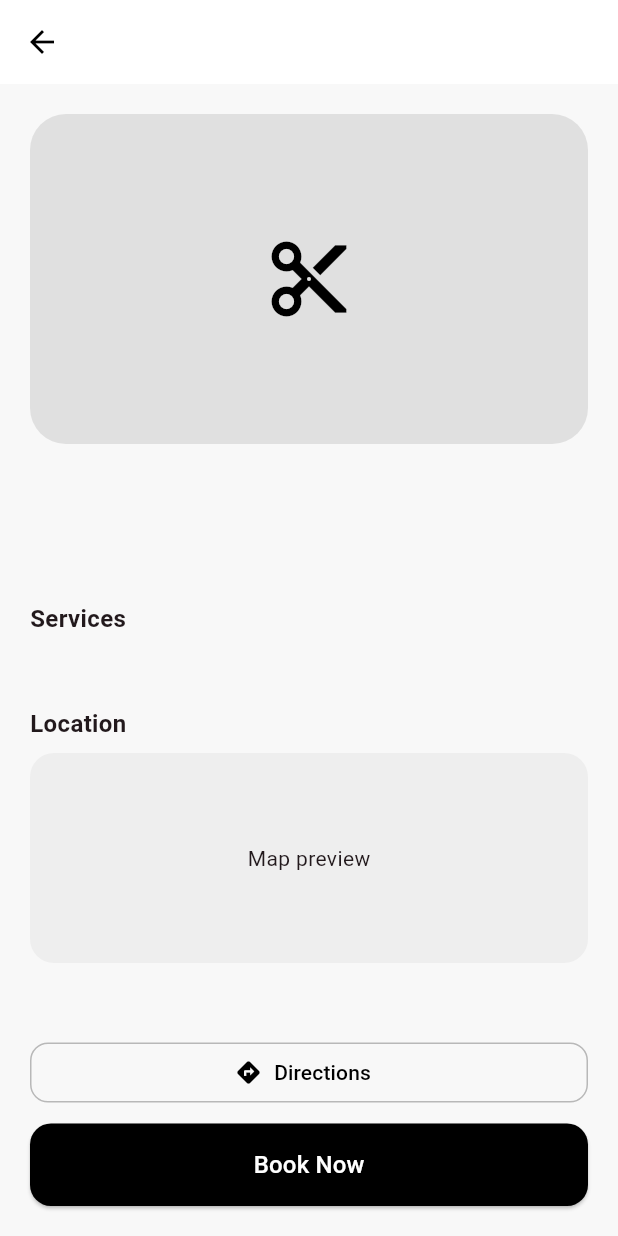
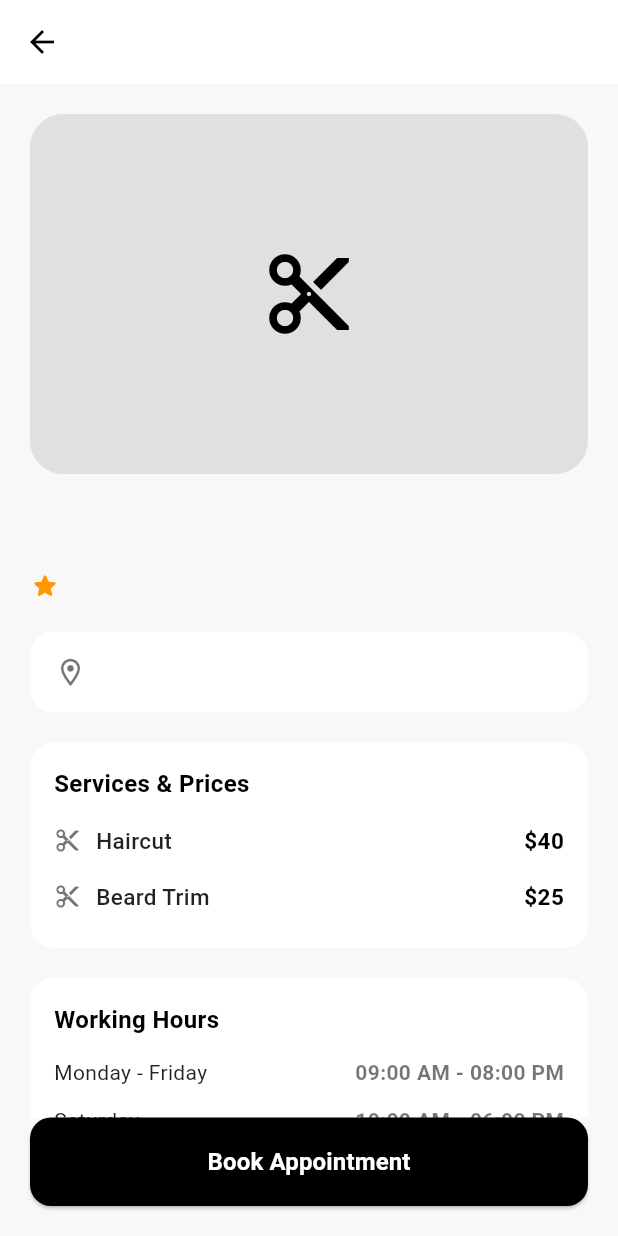
Before and after one commit to trtalotaibi-boop/kloof, a Flutter app: the BarberDetailsScreen screen opened directly with empty values, on a phone screen of 412 x 824 dp. Run offline on Flutter 3.47's test engine with Material 3 defaults, Android fonts, the phone set to English and light mode, and no system bars; our stand-ins replace bloc, cloud_firestore, dartz, equatable, firebase_auth, firebase_core and 1 more; accounts and stored records are empty; project files that could hold a hidden picture were left out.

```diff
--- a/lib/screens/barber_details_screen.dart
+++ b/lib/screens/barber_details_screen.dart
@@ -1,6 +1,4 @@
 import 'package:flutter/material.dart';
-import 'package:url_launcher/url_launcher.dart';
-import 'booking_screen.dart';
 
 class BarberDetailsScreen extends StatelessWidget {
   final String name;
@@ -22,29 +20,97 @@ class BarberDetailsScreen extends StatelessWidget {
     this.longitude,
   });
 
-  String _buildMapImageUrl() {
-    if (latitude != null && longitude != null) {
-      return 'https://maps.googleapis.com/maps/api/staticmap?center=$latitude,$longitude&zoom=14&size=600x300&markers=color:red%7C$latitude,$longitude';
-    }
-    return '';
+  List<String> _serviceNames() {
+    return services
+        .replaceAll('•', ',')
+        .split(',')
+        .map((item) => item.trim())
+        .where((item) => item.isNotEmpty)
+        .toList();
   }
 
-  Future<void> _openDirections() async {
-    final Uri uri;
-    if (latitude != null && longitude != null) {
-      uri = Uri.parse('https://www.google.com/maps/dir/?api=1&destination=$latitude,$longitude');
-    } else {
-      uri = Uri.parse('https://www.google.com/maps/search/?api=1&query=${Uri.encodeComponent(address)}');
+  String _priceForService(String service, int index) {
+    final lower = service.toLowerCase();
+    if (lower.contains('haircut')) return r'$40';
+    if (lower.contains('beard')) return r'$25';
+    if (lower.contains('shave')) return r'$20';
+    if (lower.contains('color')) return r'$35';
+    if (lower.contains('kids')) return r'$30';
+
+    final fallback = 25 + (index * 5);
+    return '\$$fallback';
   }
 
-    if (!await launchUrl(uri, mode: LaunchMode.externalApplication)) {
-      throw Exception('Could not open map');
+  Widget _sectionTitle(String title) {
+    return Text(
+      title,
+      style: const TextStyle(
+        fontSize: 16,
+        fontWeight: FontWeight.bold,
+        color: Colors.black,
+      ),
+    );
   }
+
+  Widget _serviceRow(String service, String price) {
+    return Padding(
+      padding: const EdgeInsets.symmetric(vertical: 8),
+      child: Row(
+        children: [
+          const Icon(Icons.content_cut, size: 18, color: Colors.black54),
+          const SizedBox(width: 10),
+          Expanded(
+            child: Text(
+              service,
+              style: const TextStyle(
+                fontSize: 15,
+                color: Colors.black87,
+                fontWeight: FontWeight.w500,
+              ),
+            ),
+          ),
+          Text(
+            price,
+            style: const TextStyle(
+              fontSize: 15,
+              color: Colors.black,
+              fontWeight: FontWeight.bold,
+            ),
+          ),
+        ],
+      ),
+    );
+  }
+
+  Widget _workingHourRow(String day, String hours) {
+    return Padding(
+      padding: const EdgeInsets.symmetric(vertical: 6),
+      child: Row(
+        children: [
+          Expanded(
+            child: Text(
+              day,
+              style: const TextStyle(fontSize: 14, color: Colors.black87),
+            ),
+          ),
+          Text(
+            hours,
+            style: const TextStyle(
+              fontSize: 14,
+              color: Colors.black54,
+              fontWeight: FontWeight.w600,
+            ),
+          ),
+        ],
+      ),
+    );
   }
 
   @override
   Widget build(BuildContext context) {
-    final mapImageUrl = _buildMapImageUrl();
+    final serviceList = _serviceNames().isEmpty
+        ? <String>['Haircut', 'Beard Trim']
+        : _serviceNames();
 
     return Scaffold(
       backgroundColor: const Color(0xFFF8F8F8),
@@ -52,147 +118,171 @@ class BarberDetailsScreen extends StatelessWidget {
         backgroundColor: Colors.white,
         elevation: 0,
         iconTheme: const IconThemeData(color: Colors.black),
-        title: Text(
-          name,
-          style: const TextStyle(color: Colors.black),
-        ),
+        title: Text(name, style: const TextStyle(color: Colors.black)),
       ),
       body: SafeArea(
-        child: Padding(
+        child: Column(
+          children: [
+            Expanded(
+              child: SingleChildScrollView(
                 padding: const EdgeInsets.all(20),
                 child: Column(
                   crossAxisAlignment: CrossAxisAlignment.start,
                   children: [
                     ClipRRect(
-                borderRadius: BorderRadius.circular(24),
+                      borderRadius: BorderRadius.circular(22),
                       child: imageUrl.isNotEmpty
                           ? Image.network(
                               imageUrl,
-                        height: 220,
+                              height: 240,
                               width: double.infinity,
                               fit: BoxFit.cover,
                             )
                           : Container(
-                        height: 220,
+                              height: 240,
                               width: double.infinity,
                               color: Colors.grey.shade300,
+                              alignment: Alignment.center,
                               child: const Icon(
                                 Icons.content_cut,
-                          size: 60,
+                                size: 64,
                                 color: Colors.black,
                               ),
                             ),
                     ),
-              const SizedBox(height: 20),
+                    const SizedBox(height: 18),
                     Text(
                       name,
                       style: const TextStyle(
-                  fontSize: 24,
+                        fontSize: 26,
                         fontWeight: FontWeight.bold,
+                        color: Colors.black,
                       ),
                     ),
                     const SizedBox(height: 8),
+                    Row(
+                      children: [
+                        const Icon(
+                          Icons.star_rounded,
+                          color: Colors.orange,
+                          size: 20,
+                        ),
+                        const SizedBox(width: 6),
                         Text(
                           rating,
                           style: const TextStyle(
                             color: Colors.orange,
                             fontWeight: FontWeight.bold,
-                  fontSize: 16,
+                            fontSize: 15,
+                          ),
+                        ),
+                      ],
+                    ),
+                    const SizedBox(height: 20),
+                    Container(
+                      padding: const EdgeInsets.all(16),
+                      decoration: BoxDecoration(
+                        color: Colors.white,
+                        borderRadius: BorderRadius.circular(16),
+                      ),
+                      child: Row(
+                        crossAxisAlignment: CrossAxisAlignment.start,
+                        children: [
+                          const Icon(
+                            Icons.location_on_outlined,
+                            color: Colors.black54,
+                            size: 22,
+                          ),
+                          const SizedBox(width: 10),
+                          Expanded(
+                            child: Text(
+                              address,
+                              style: const TextStyle(
+                                color: Colors.black87,
+                                fontSize: 14,
+                              ),
+                            ),
+                          ),
+                        ],
                       ),
                     ),
                     const SizedBox(height: 20),
-              const Text(
-                'Services',
-                style: TextStyle(
-                  fontSize: 16,
-                  fontWeight: FontWeight.bold,
+                    Container(
+                      padding: const EdgeInsets.all(16),
+                      decoration: BoxDecoration(
+                        color: Colors.white,
+                        borderRadius: BorderRadius.circular(16),
+                      ),
+                      child: Column(
+                        crossAxisAlignment: CrossAxisAlignment.start,
+                        children: [
+                          _sectionTitle('Services & Prices'),
+                          const SizedBox(height: 8),
+                          ...List.generate(serviceList.length, (index) {
+                            final serviceName = serviceList[index];
+                            return _serviceRow(
+                              serviceName,
+                              _priceForService(serviceName, index),
+                            );
+                          }),
+                        ],
                       ),
                     ),
-              const SizedBox(height: 6),
-              Text(
-                services,
-                style: const TextStyle(color: Colors.grey, fontSize: 15),
+                    const SizedBox(height: 20),
+                    Container(
+                      padding: const EdgeInsets.all(16),
+                      decoration: BoxDecoration(
+                        color: Colors.white,
+                        borderRadius: BorderRadius.circular(16),
                       ),
-              const SizedBox(height: 20),
-              const Text(
-                'Location',
-                style: TextStyle(
-                  fontSize: 16,
-                  fontWeight: FontWeight.bold,
+                      child: Column(
+                        crossAxisAlignment: CrossAxisAlignment.start,
+                        children: [
+                          _sectionTitle('Working Hours'),
+                          const SizedBox(height: 8),
+                          _workingHourRow(
+                            'Monday - Friday',
+                            '09:00 AM - 08:00 PM',
+                          ),
+                          _workingHourRow('Saturday', '10:00 AM - 06:00 PM'),
+                          _workingHourRow('Sunday', 'Closed'),
+                        ],
                       ),
                     ),
-              const SizedBox(height: 8),
-              ClipRRect(
-                borderRadius: BorderRadius.circular(16),
-                child: mapImageUrl.isNotEmpty
-                    ? Image.network(
-                        mapImageUrl,
-                        height: 140,
-                        width: double.infinity,
-                        fit: BoxFit.cover,
-                      )
-                    : Container(
-                        height: 140,
-                        width: double.infinity,
-                        color: Colors.grey.shade200,
-                        alignment: Alignment.center,
-                        child: const Text('Map preview'),
-                      ),
-              ),
-              const SizedBox(height: 8),
-              Text(
-                address,
-                style: const TextStyle(color: Colors.grey, fontSize: 14),
-              ),
-              const SizedBox(height: 20),
-              SizedBox(
-                width: double.infinity,
-                child: OutlinedButton.icon(
-                  onPressed: _openDirections,
-                  icon: const Icon(Icons.directions),
-                  label: const Text('Directions'),
-                  style: OutlinedButton.styleFrom(
-                    foregroundColor: Colors.black,
-                    side: const BorderSide(color: Colors.black26),
-                    shape: RoundedRectangleBorder(
-                      borderRadius: BorderRadius.circular(12),
+                  ],
                 ),
               ),
             ),
-              ),
-              const Spacer(),
-              SizedBox(
+            Padding(
+              padding: const EdgeInsets.fromLTRB(20, 0, 20, 20),
+              child: SizedBox(
                 width: double.infinity,
                 child: ElevatedButton(
                   onPressed: () {
-                    Navigator.push(
-                      context,
-                      MaterialPageRoute(
-                        builder: (context) => BookingScreen(
-                          barberName: name,
-                          service: services,
-                        ),
+                    ScaffoldMessenger.of(context).showSnackBar(
+                      const SnackBar(
+                        content: Text('Booking will be available soon.'),
                       ),
                     );
                   },
                   style: ElevatedButton.styleFrom(
                     backgroundColor: Colors.black,
                     foregroundColor: Colors.white,
-                    padding: const EdgeInsets.symmetric(vertical: 16),
+                    padding: const EdgeInsets.symmetric(vertical: 18),
                     shape: RoundedRectangleBorder(
                       borderRadius: BorderRadius.circular(14),
                     ),
                   ),
                   child: const Text(
-                    'Book Now',
-                    style: TextStyle(fontSize: 16),
+                    'Book Appointment',
+                    style: TextStyle(fontSize: 16, fontWeight: FontWeight.w600),
+                  ),
                 ),
               ),
             ),
           ],
         ),
       ),
-      ),
     );
   }
 }
```
Lines whose indentation alone changed are shown as unchanged.
